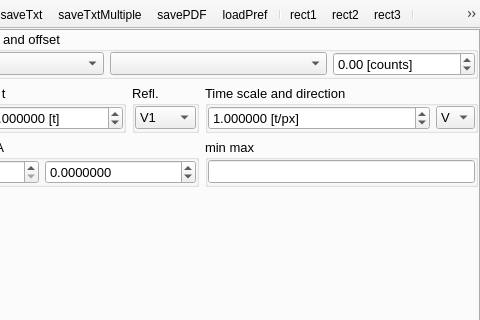
This is UIs/nVISAR1.ui in NeutrinoToolkit/Neutrino as Qt 5 draws it before an edit; both pictures show x 143 to 623 and y 0 to 320 of the 623 by 521 pixel window. The edited form follows.
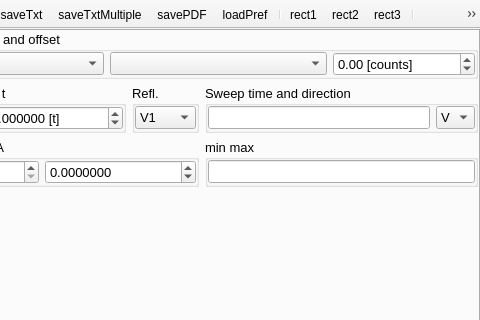
This is the edited form. The open tabs and pages were chosen to show the change. Icons and pictures are not drawn. Custom widgets are drawn as their Qt base class.

Patch:
```diff
--- a/UIs/nVISAR1.ui
+++ b/UIs/nVISAR1.ui
@@ -433,7 +433,7 @@
         <item row="1" column="2">
          <widget class="QGroupBox" name="groupBox_4">
           <property name="title">
-           <string>Time scale and direction</string>
+           <string>Sweep time and direction</string>
           </property>
           <layout class="QGridLayout" name="gridLayout_11" columnstretch="1,0">
            <property name="leftMargin">
@@ -471,29 +471,9 @@
             </widget>
            </item>
            <item row="0" column="0">
-            <widget class="QDoubleSpinBox" name="sopScale">
-             <property name="font">
-              <font>
-               <pointsize>10</pointsize>
-              </font>
-             </property>
-             <property name="suffix">
-              <string> [t/px]</string>
-             </property>
-             <property name="decimals">
-              <number>6</number>
-             </property>
-             <property name="minimum">
-              <double>-9999999.990000000223517</double>
-             </property>
-             <property name="maximum">
-              <double>9999999.990000000223517</double>
-             </property>
-             <property name="singleStep">
-              <double>0.001000000000000</double>
-             </property>
-             <property name="value">
-              <double>1.000000000000000</double>
+            <widget class="QLineEdit" name="sopScale">
+             <property name="toolTip">
+              <string>Sweep time (polynomial expansion)</string>
              </property>
              <property name="neutrinoSave" stdset="0">
               <bool>true</bool>
@@ -801,7 +781,13 @@
   <customwidget>
    <class>nVisarPlot</class>
    <extends>QWidget</extends>
-   <header>nVisar.h</header>
+   <header>nCustomPlots.h</header>
+   <container>1</container>
+  </customwidget>
+  <customwidget>
+   <class>nCustomPlotMouseX2Y</class>
+   <extends>QWidget</extends>
+   <header>nCustomPlots.h</header>
    <container>1</container>
   </customwidget>
  </customwidgets>
```
Left out of the diff: 276 changed lines with no effect on the pictures.
